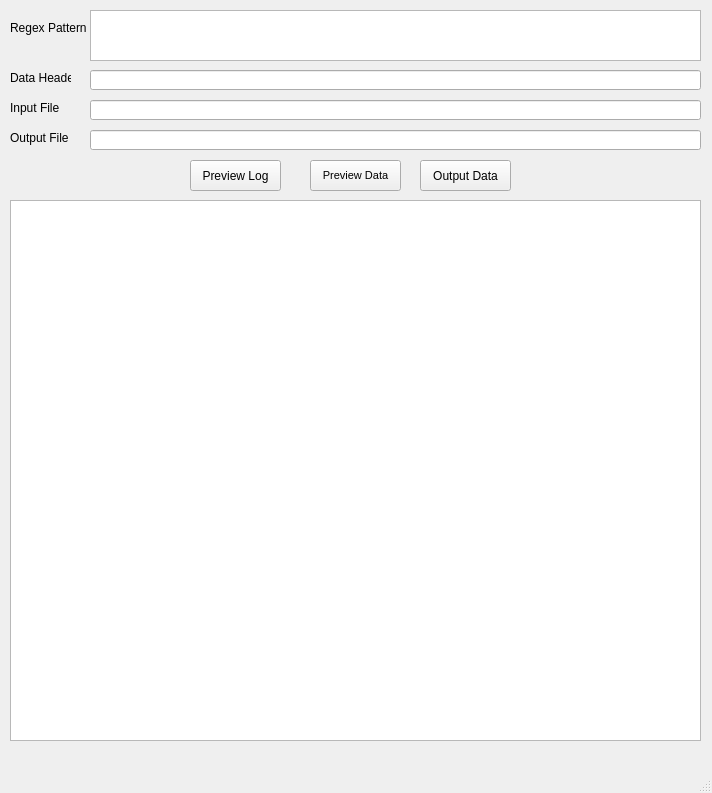
Qt form TExtractor.ui (scadam526/TExtractor) before a commit.
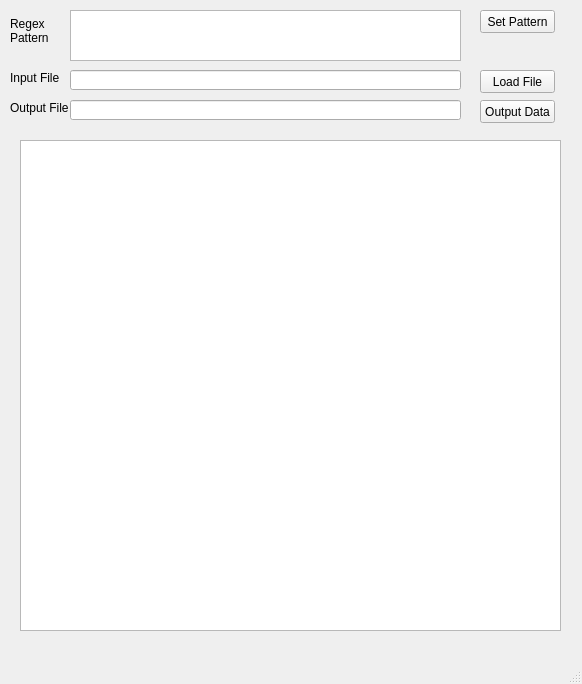
The same form after that commit.

Commit message: changed ui file name and log file paths to relative for windows/linux compatibility.

Patch:
```diff
--- a/TExtractor.ui
+++ b/TExtractor.ui
@@ -6,8 +6,8 @@
    <rect>
     <x>0</x>
     <y>0</y>
-    <width>712</width>
-    <height>793</height>
+    <width>582</width>
+    <height>684</height>
    </rect>
   </property>
   <property name="cursor">
@@ -17,12 +17,25 @@
    <string>MainWindow</string>
   </property>
   <widget class="QWidget" name="centralwidget">
-   <widget class="QPlainTextEdit" name="patternText">
+   <widget class="QPushButton" name="setPatternButton">
     <property name="geometry">
      <rect>
-      <x>90</x>
+      <x>480</x>
       <y>10</y>
-      <width>611</width>
+      <width>75</width>
+      <height>23</height>
+     </rect>
+    </property>
+    <property name="text">
+     <string>Set Pattern</string>
+    </property>
+   </widget>
+   <widget class="QPlainTextEdit" name="pattern">
+    <property name="geometry">
+     <rect>
+      <x>70</x>
+      <y>10</y>
+      <width>391</width>
       <height>51</height>
      </rect>
     </property>
@@ -36,9 +49,9 @@
    <widget class="QLineEdit" name="inputFileText">
     <property name="geometry">
      <rect>
-      <x>90</x>
-      <y>100</y>
-      <width>611</width>
+      <x>70</x>
+      <y>70</y>
+      <width>391</width>
       <height>20</height>
      </rect>
     </property>
@@ -47,7 +60,7 @@
     <property name="geometry">
      <rect>
       <x>10</x>
-      <y>100</y>
+      <y>70</y>
       <width>61</width>
       <height>16</height>
      </rect>
@@ -60,7 +73,7 @@
     <property name="geometry">
      <rect>
       <x>10</x>
-      <y>130</y>
+      <y>100</y>
       <width>61</width>
       <height>16</height>
      </rect>
@@ -72,9 +85,9 @@
    <widget class="QLineEdit" name="outputFileText">
     <property name="geometry">
      <rect>
-      <x>90</x>
-      <y>130</y>
-      <width>611</width>
+      <x>70</x>
+      <y>100</y>
+      <width>391</width>
       <height>20</height>
      </rect>
     </property>
@@ -82,23 +95,23 @@
    <widget class="QPushButton" name="previewLog">
     <property name="geometry">
      <rect>
-      <x>190</x>
-      <y>160</y>
-      <width>91</width>
-      <height>31</height>
+      <x>480</x>
+      <y>70</y>
+      <width>75</width>
+      <height>23</height>
      </rect>
     </property>
     <property name="text">
-     <string>Preview Log</string>
+     <string>Load File</string>
     </property>
    </widget>
    <widget class="QPushButton" name="outputDataButton">
     <property name="geometry">
      <rect>
-      <x>420</x>
-      <y>160</y>
-      <width>91</width>
-      <height>31</height>
+      <x>480</x>
+      <y>100</y>
+      <width>75</width>
+      <height>23</height>
      </rect>
     </property>
     <property name="text">
@@ -109,9 +122,9 @@
     <property name="geometry">
      <rect>
       <x>10</x>
-      <y>20</y>
-      <width>81</width>
-      <height>16</height>
+      <y>10</y>
+      <width>61</width>
+      <height>41</height>
      </rect>
     </property>
     <property name="text">
@@ -124,54 +137,13 @@
    <widget class="QTextBrowser" name="textDisplay">
     <property name="geometry">
      <rect>
-      <x>10</x>
-      <y>200</y>
-      <width>691</width>
-      <height>541</height>
+      <x>20</x>
+      <y>140</y>
+      <width>541</width>
+      <height>491</height>
      </rect>
     </property>
    </widget>
-   <widget class="QPushButton" name="previewData">
-    <property name="geometry">
-     <rect>
-      <x>310</x>
-      <y>160</y>
-      <width>91</width>
-      <height>31</height>
-     </rect>
-    </property>
-    <property name="font">
-     <font>
-      <pointsize>8</pointsize>
-     </font>
-    </property>
-    <property name="text">
-     <string>Preview Data</string>
-    </property>
-   </widget>
-   <widget class="QLineEdit" name="headerText">
-    <property name="geometry">
-     <rect>
-      <x>90</x>
-      <y>70</y>
-      <width>611</width>
-      <height>20</height>
-     </rect>
-    </property>
-   </widget>
-   <widget class="QLabel" name="label_4">
-    <property name="geometry">
-     <rect>
-      <x>10</x>
-      <y>70</y>
-      <width>61</width>
-      <height>16</height>
-     </rect>
-    </property>
-    <property name="text">
-     <string>Data Header</string>
-    </property>
-   </widget>
   </widget>
   <widget class="QMenuBar" name="menubar">
    <property name="geometry">
```
Left out of the diff: 11 changed lines with no effect on the pictures. The commit also changes 4 other files.
